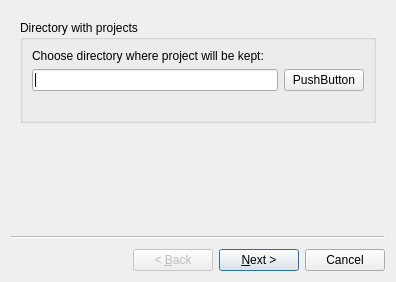
Above: dialogs/setup.ui from Kicer86/builder before the change. Below: the same form after it.
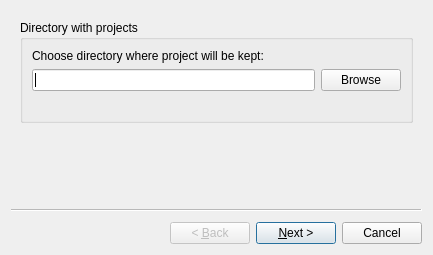
That is the form after the change.

Commit message: Setup: working version: function for accessing data added

The edit to the form file:
```diff
--- a/dialogs/setup.ui
+++ b/dialogs/setup.ui
@@ -6,8 +6,8 @@
    <rect>
     <x>0</x>
     <y>0</y>
-    <width>396</width>
-    <height>282</height>
+    <width>433</width>
+    <height>255</height>
    </rect>
   </property>
   <property name="sizePolicy">
@@ -54,7 +54,7 @@
          <item>
           <widget class="QPushButton" name="page1_button">
            <property name="text">
-            <string>PushButton</string>
+            <string>Browse</string>
            </property>
           </widget>
          </item>
```
Left out of the diff: 23 changed lines with no effect on the pictures. The commit also changes 2 other files.
